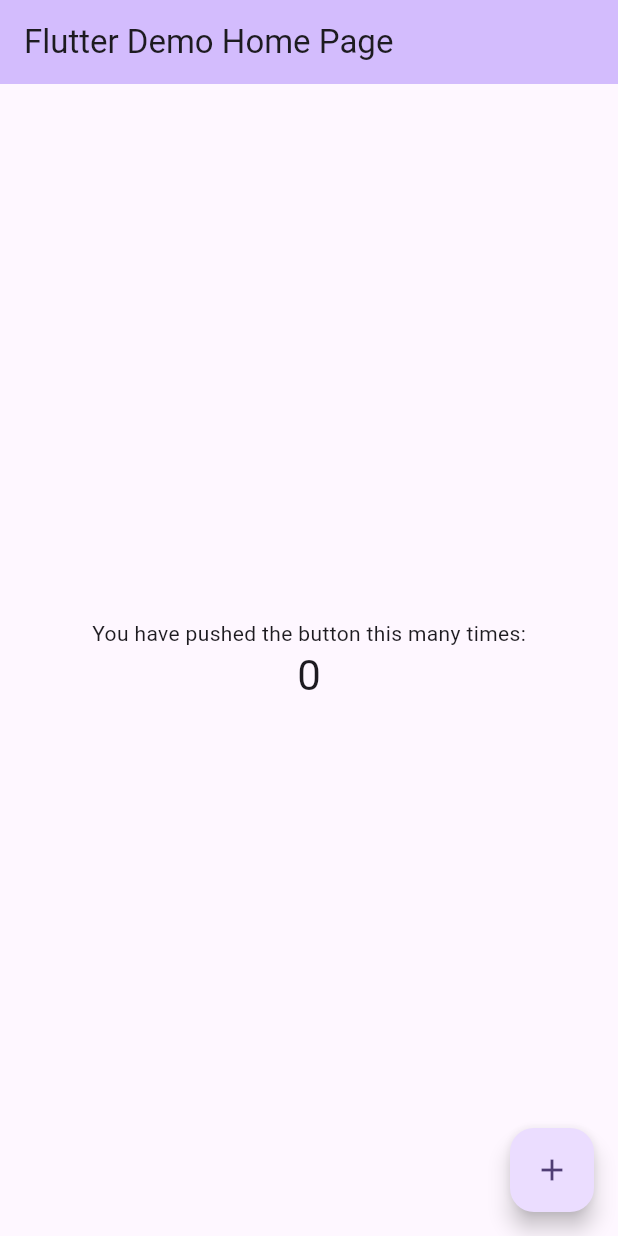
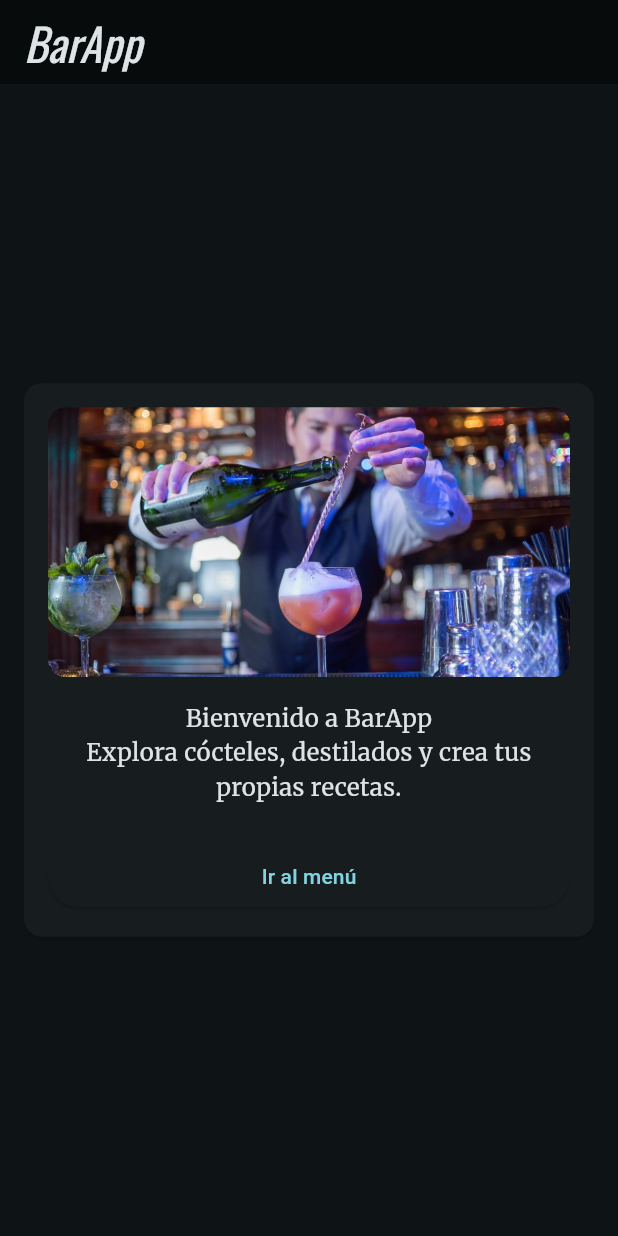
Before and after one commit to sebato123/BarApp, a Flutter app: the screen it shows after launch, on a phone screen of 412 x 824 dp. Run offline on Flutter 3.47's test engine with Material 3 defaults, Android fonts, the phone set to English and light mode, and no system bars; our stand-ins replace google_fonts, logger.

Commit message:
menu y home

```diff
--- a/lib/main.dart
+++ b/lib/main.dart
@@ -1,4 +1,7 @@
 import 'package:flutter/material.dart';
+import 'package:google_fonts/google_fonts.dart';
+import 'pages/menu.dart';
+import 'pages/home.dart';
 
 void main() {
   runApp(const MyApp());
@@ -9,114 +12,29 @@ class MyApp extends StatelessWidget {
 
   // This widget is the root of your application.
   @override
-  Widget build(BuildContext context) {
+   Widget build(BuildContext context) {
     return MaterialApp(
       title: 'Flutter Demo',
       theme: ThemeData(
-        // This is the theme of your application.
-        //
-        // TRY THIS: Try running your application with "flutter run". You'll see
-        // the application has a purple toolbar. Then, without quitting the app,
-        // try changing the seedColor in the colorScheme below to Colors.green
-        // and then invoke "hot reload" (save your changes or press the "hot
-        // reload" button in a Flutter-supported IDE, or press "r" if you used
-        // the command line to start the app).
-        //
-        // Notice that the counter didn't reset back to zero; the application
-        // state is not lost during the reload. To reset the state, use hot
-        // restart instead.
-        //
-        // This works for code too, not just values: Most code changes can be
-        // tested with just a hot reload.
-        colorScheme: ColorScheme.fromSeed(seedColor: Colors.deepPurple),
+        colorScheme: ColorScheme.fromSeed(
+          seedColor: const Color.fromARGB(255, 255, 255, 255),
+          brightness: Brightness.dark,
+        ),
+        textTheme: TextTheme(
+          displayLarge: const TextStyle(
+            fontSize: 72,
+            fontWeight: FontWeight.bold,
+          ),
+          titleLarge: GoogleFonts.oswald(
+            fontSize: 30,
+            fontStyle: FontStyle.italic,
+          ),
+          bodyMedium: GoogleFonts.merriweather(),
+          displaySmall: GoogleFonts.pacifico(),
+        ),
+        useMaterial3: true,
       ),
-      home: const MyHomePage(title: 'Flutter Demo Home Page'),
+      home: Home(title: "BarApp"),
     );
   }
 }
-
-class MyHomePage extends StatefulWidget {
-  const MyHomePage({super.key, required this.title});
-
-  // This widget is the home page of your application. It is stateful, meaning
-  // that it has a State object (defined below) that contains fields that affect
-  // how it looks.
-
-  // This class is the configuration for the state. It holds the values (in this
-  // case the title) provided by the parent (in this case the App widget) and
-  // used by the build method of the State. Fields in a Widget subclass are
-  // always marked "final".
-
-  final String title;
-
-  @override
-  State<MyHomePage> createState() => _MyHomePageState();
-}
-
-class _MyHomePageState extends State<MyHomePage> {
-  int _counter = 0;
-
-  void _incrementCounter() {
-    setState(() {
-      // This call to setState tells the Flutter framework that something has
-      // changed in this State, which causes it to rerun the build method below
-      // so that the display can reflect the updated values. If we changed
-      // _counter without calling setState(), then the build method would not be
-      // called again, and so nothing would appear to happen.
-      _counter++;
-    });
-  }
-
-  @override
-  Widget build(BuildContext context) {
-    // This method is rerun every time setState is called, for instance as done
-    // by the _incrementCounter method above.
-    //
-    // The Flutter framework has been optimized to make rerunning build methods
-    // fast, so that you can just rebuild anything that needs updating rather
-    // than having to individually change instances of widgets.
-    return Scaffold(
-      appBar: AppBar(
-        // TRY THIS: Try changing the color here to a specific color (to
-        // Colors.amber, perhaps?) and trigger a hot reload to see the AppBar
-        // change color while the other colors stay the same.
-        backgroundColor: Theme.of(context).colorScheme.inversePrimary,
-        // Here we take the value from the MyHomePage object that was created by
-        // the App.build method, and use it to set our appbar title.
-        title: Text(widget.title),
-      ),
-      body: Center(
-        // Center is a layout widget. It takes a single child and positions it
-        // in the middle of the parent.
-        child: Column(
-          // Column is also a layout widget. It takes a list of children and
-          // arranges them vertically. By default, it sizes itself to fit its
-          // children horizontally, and tries to be as tall as its parent.
-          //
-          // Column has various properties to control how it sizes itself and
-          // how it positions its children. Here we use mainAxisAlignment to
-          // center the children vertically; the main axis here is the vertical
-          // axis because Columns are vertical (the cross axis would be
-          // horizontal).
-          //
-          // TRY THIS: Invoke "debug painting" (choose the "Toggle Debug Paint"
-          // action in the IDE, or press "p" in the console), to see the
-          // wireframe for each widget.
-          mainAxisAlignment: MainAxisAlignment.center,
-          children: <Widget>[
-            const Text('You have pushed the button this many times:'),
-            Text(
-              '$_counter',
-              style: Theme.of(context).textTheme.headlineMedium,
-            ),
-          ],
-        ),
-      ),
-      floatingActionButton: FloatingActionButton(
-        onPressed: _incrementCounter,
-        tooltip: 'Increment',
-        child: const Icon(Icons.add),
-      ), // This trailing comma makes auto-formatting nicer for build methods.
-    );
-  }
-}
--- a/lib/pages/home.dart
+++ b/lib/pages/home.dart
@@ -0,0 +1,80 @@
+import 'dart:math';
+import 'package:flutter/material.dart';
+import 'package:logger/logger.dart';
+import 'navegation.dart';
+import 'splash_screen.dart';
+import 'menu.dart';
+
+
+
+class Home extends StatefulWidget {
+  const Home({super.key, required this.title});
+  final String title;
+
+  @override
+  State<Home> createState() => _HomeState();
+}
+
+class _HomeState extends State<Home> {
+  final logger = Logger();
+
+  @override
+  Widget build(BuildContext context) {
+    logger.d("Home cargado");
+
+    return Scaffold(
+      appBar: AppBar(
+        backgroundColor: const Color.fromARGB(120, 0, 0, 0),
+        title: Text(widget.title),
+      ),
+      body: Center(
+        child: Card(
+          margin: const EdgeInsets.all(16),
+          child: Padding(
+            padding: const EdgeInsets.all(16),
+            child: Column(
+              mainAxisSize: MainAxisSize.min,
+              children: [
+                // Imagen
+                ClipRRect(
+                  borderRadius: BorderRadius.circular(12),
+                  child: Image.asset(
+                    "assets/home.png",
+                    height: 180,
+                    width: double.infinity,
+                    fit: BoxFit.cover,
+                  ),
+                ),
+                const SizedBox(height: 16),
+
+                // Texto
+                const Text(
+                  "Bienvenido a BarApp\nExplora cócteles, destilados y crea tus propias recetas.",
+                  textAlign: TextAlign.center,
+                  style: TextStyle(fontSize: 16),
+                ),
+                const SizedBox(height: 24),
+
+                // Botón: Ir al menú
+                SizedBox(
+                  width: double.infinity,
+                  child: ElevatedButton.icon(
+                    onPressed: () {
+                      Navigator.push(
+                        context,
+                        MaterialPageRoute(
+                          builder: (_) => Menu(title: "Menú"),
+                        ),
+                      );
+                    },
+                    label: const Text("Ir al menú"),
+                  ),
+                ),
+              ],
+            ),
+          ),
+        ),
+      ),
+    );
+  }
+}
```
Also changed, not shown: lib/pages/menu.dart (added, +143 -0 lines), pubspec.yaml (+6 -3 lines), assets/Create.png (added), assets/Destilados.png (added), assets/allDrinks.png (added), assets/home.png (added), assets/tragos.png (added), lib/pages/list.dart (deleted).
